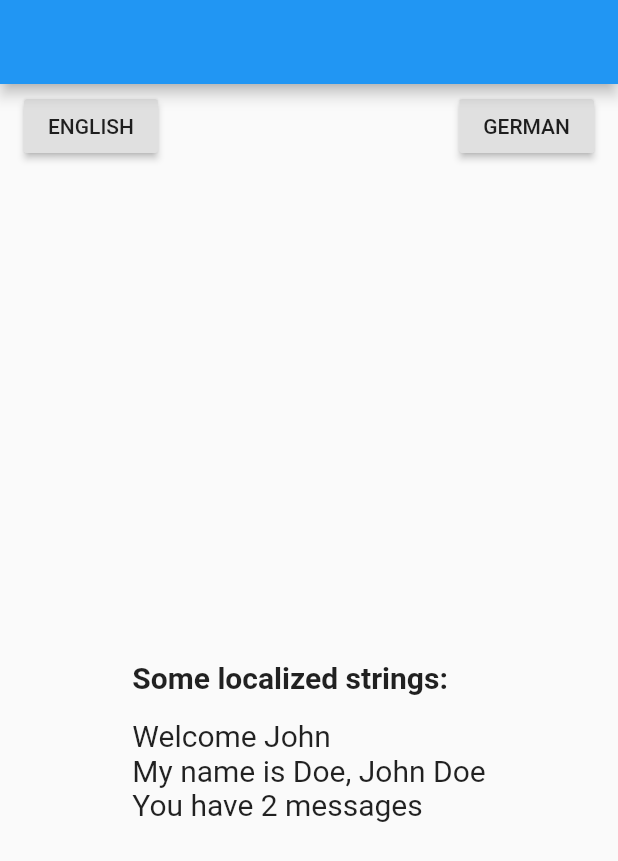
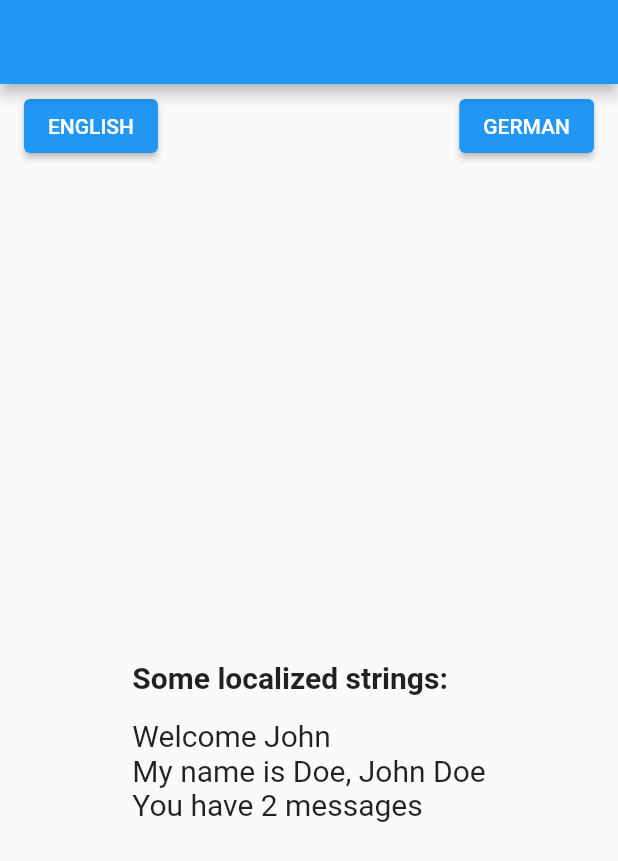
Before and after one commit to localizely/flutter-intl-plugin-sample-app, a Flutter app: the screen it shows after launch, on a phone screen of 412 x 824 dp. Shown: the top 861 px of the screen. Run offline on Flutter 3.47's test engine with Material 2 defaults, Android fonts, the phone set to English and light mode, and no system bars.

```diff
--- a/lib/main.dart
+++ b/lib/main.dart
@@ -13,13 +13,15 @@ class _MyAppState extends State<MyApp> {
   // This widget is the root of your application.
   @override
   Widget build(BuildContext context) {
-    var matApp = new MaterialApp(localizationsDelegates: [
+    var matApp = new MaterialApp(
+      localizationsDelegates: [
+        S.delegate,
         GlobalMaterialLocalizations.delegate,
         GlobalWidgetsLocalizations.delegate,
-      S.delegate
       ],
       supportedLocales: S.delegate.supportedLocales,
-    home: MyHomePage());
+      home: MyHomePage(),
+    );
     return matApp;
   }
 }
@@ -40,7 +42,7 @@ class _MyHomePageState extends State<MyHomePage> {
           Expanded(
             flex: 1,
             child: ListTile(
-              leading: RaisedButton(
+              leading: ElevatedButton(
                 onPressed: () {
                   setState(() {
                     S.load(Locale('en', 'US'));
@@ -48,7 +50,7 @@ class _MyHomePageState extends State<MyHomePage> {
                 },
                 child: Text('ENGLISH'),
               ),
-              trailing: RaisedButton(
+              trailing: ElevatedButton(
                 onPressed: () {
                   setState(() {
                     S.load(Locale('de', 'DE'));
@@ -62,15 +64,14 @@ class _MyHomePageState extends State<MyHomePage> {
               flex: 1,
               child: Column(
                 children: [
-                Text(S.of(context).pageHomeListTitle, style: TextStyle(fontSize: 20, fontWeight: FontWeight.bold), textAlign: TextAlign.center),
+                  Text(S.of(context).pageHomeListTitle, style: TextStyle(fontSize: 20, fontWeight: FontWeight.bold)),
                   Text(""),
                   Text(S.of(context).pageHomeSamplePlaceholder("John"), style: TextStyle(fontSize: 20)),
                   Text(S.of(context).pageHomeSamplePlaceholdersOrdered("John", "Doe"), style: TextStyle(fontSize: 20)),
                   Text(S.of(context).pageHomeSamplePlural(2), style: TextStyle(fontSize: 20)),
                 ],
                 crossAxisAlignment: CrossAxisAlignment.start,
-            )
-          )
+              ))
         ],
       ),
     );
```
Also changed, not shown: pubspec.yaml (+12 -3 lines), lib/generated/intl/messages_all.dart, lib/generated/intl/messages_de.dart, lib/generated/intl/messages_en.dart, lib/generated/l10n.dart, pubspec.lock, 2 other files. Lines whose indentation alone changed are shown as unchanged.
